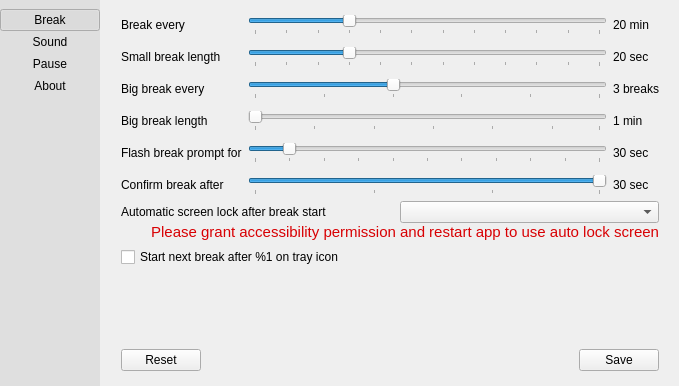
Qt form src/pref-window.ui (AllanChain/sane-break) before a commit.
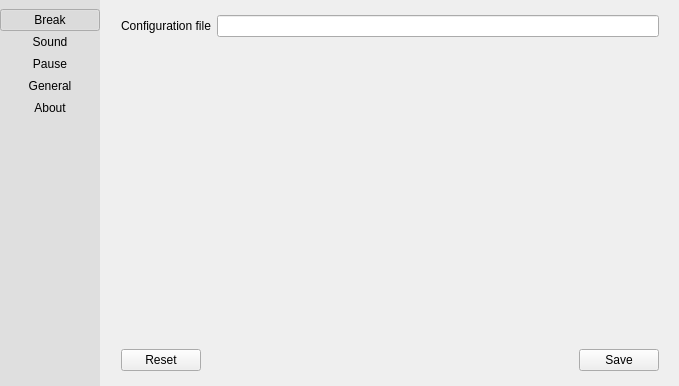
The same form after that commit. The open tabs and pages were chosen to show the change. Icons and pictures are not drawn. Custom widgets are drawn as their Qt base class.

Commit message: display config file location

```diff
--- a/src/pref-window.ui
+++ b/src/pref-window.ui
@@ -113,6 +113,28 @@
         </property>
        </widget>
       </item>
+      <item>
+       <widget class="QPushButton" name="tabGeneralButton">
+        <property name="cursor">
+         <cursorShape>PointingHandCursor</cursorShape>
+        </property>
+        <property name="text">
+         <string>General</string>
+        </property>
+        <property name="checkable">
+         <bool>true</bool>
+        </property>
+        <property name="checked">
+         <bool>false</bool>
+        </property>
+        <property name="default">
+         <bool>false</bool>
+        </property>
+        <property name="flat">
+         <bool>true</bool>
+        </property>
+       </widget>
+      </item>
       <item>
        <widget class="QPushButton" name="tabAboutButton">
         <property name="cursor">
@@ -783,6 +805,41 @@
          </item>
         </layout>
        </widget>
+       <widget class="QWidget" name="generalPage">
+        <layout class="QVBoxLayout" name="verticalLayout_7">
+         <item>
+          <layout class="QHBoxLayout" name="horizontalLayout_4">
+           <item>
+            <widget class="QLabel" name="label_18">
+             <property name="text">
+              <string>Configuration file</string>
+             </property>
+            </widget>
+           </item>
+           <item>
+            <widget class="QLineEdit" name="configFile">
+             <property name="readOnly">
+              <bool>true</bool>
+             </property>
+            </widget>
+           </item>
+          </layout>
+         </item>
+         <item>
+          <spacer name="verticalSpacer_3">
+           <property name="orientation">
+            <enum>Qt::Orientation::Vertical</enum>
+           </property>
+           <property name="sizeHint" stdset="0">
+            <size>
+             <width>20</width>
+             <height>40</height>
+            </size>
+           </property>
+          </spacer>
+         </item>
+        </layout>
+       </widget>
        <widget class="QWidget" name="aboutPage">
         <layout class="QVBoxLayout" name="verticalLayout_6">
          <item>
```
Left out of the diff: 4 changed lines with no effect on the pictures. The commit also changes 1 other file.
